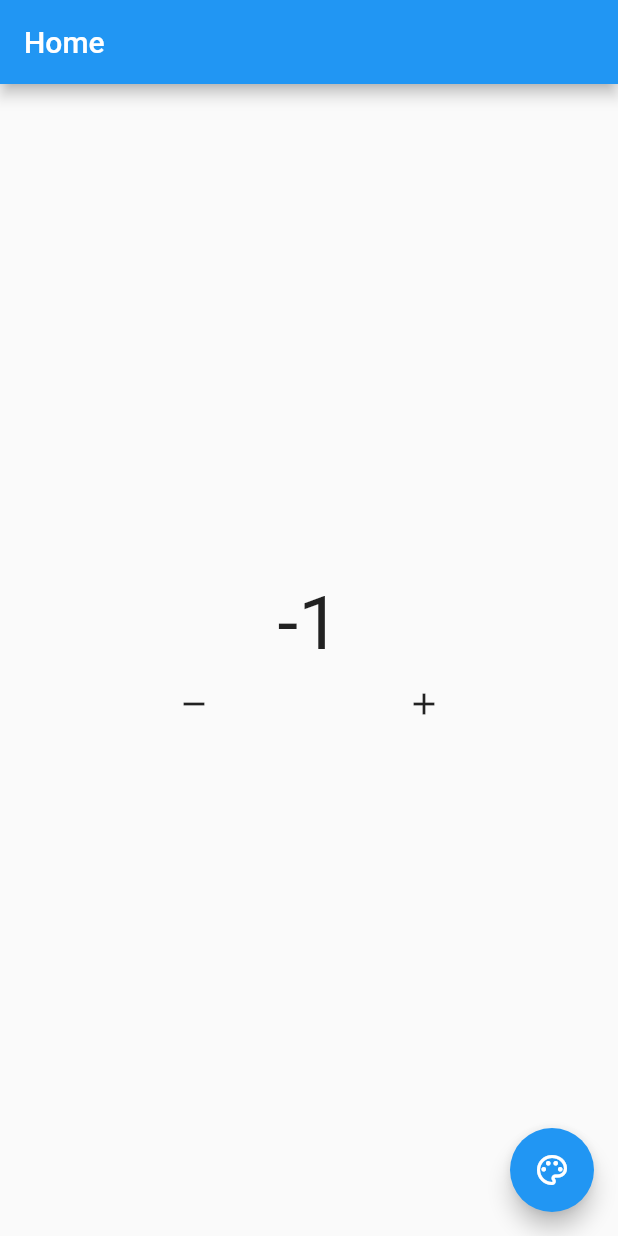
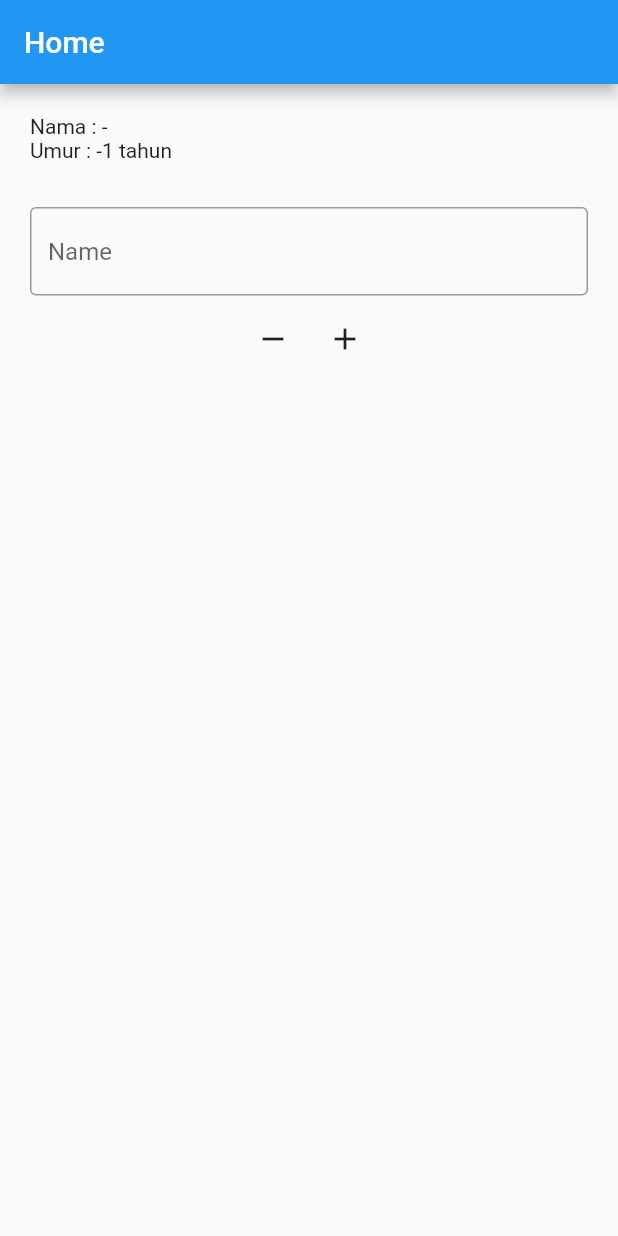
Before and after one commit to eggywardani/latihan-bloc, a Flutter app: the screen it shows after launch, after a tap on the "remove" icon, on a phone screen of 412 x 824 dp. Run offline on Flutter 3.47's test engine with Material 2 defaults, Android fonts, the light colour scheme and no system bars; our stand-ins replace bloc, flutter_bloc.

Commit message:
bloc selector

```diff
--- a/lib/bloc/counter.dart
+++ /dev/null
@@ -1,8 +0,0 @@
-import 'package:bloc/bloc.dart';
-
-class Counter extends Cubit<int> {
-  Counter() : super(0);
-
-  void add() => emit(state + 1);
-  void minus() => emit(state - 1);
-}
--- a/lib/bloc/theme.dart
+++ /dev/null
@@ -1,7 +0,0 @@
-import 'package:bloc/bloc.dart';
-
-class ThemeBloc extends Cubit<bool> {
-  ThemeBloc() : super(true);
-
-  void changeTheme() => emit(!state);
-}
--- /dev/null
+++ b/lib/bloc/user_bloc.dart
@@ -0,0 +1,13 @@
+import 'package:bloc/bloc.dart';
+
+class UserBloc extends Cubit<Map<String, dynamic>> {
+  UserBloc() : super({"name": "-", "age": 0});
+
+  void changeName(String newName) {
+    emit({"name": newName, "age": state["age"]});
+  }
+
+  void changeAge(int newAge) {
+    emit({"name": state["name"], "age": newAge});
+  }
+}
--- a/lib/main.dart
+++ b/lib/main.dart
@@ -1,8 +1,8 @@
 import 'package:flutter/material.dart';
 import 'package:flutter_bloc/flutter_bloc.dart';
-import 'package:latihan_bloc/bloc/counter.dart';
-import 'package:latihan_bloc/bloc/theme.dart';
-import 'package:latihan_bloc/pages/home.dart';
+import 'package:latihan_bloc/bloc/user_bloc.dart';
+
+import 'pages/home.dart';
 
 void main(List<String> args) {
   runApp(MyApp());
@@ -13,22 +13,11 @@ class MyApp extends StatelessWidget {
 
   @override
   Widget build(BuildContext context) {
-    return MultiBlocProvider(
-        providers: [
-          BlocProvider(
-            create: (context) => Counter(),
-          ),
-          BlocProvider(
-            create: (context) => ThemeBloc(),
-          )
-        ],
-        child: BlocBuilder<ThemeBloc, bool>(
-          builder: (context, state) {
-            return MaterialApp(
-              theme: state == true ? ThemeData.light() : ThemeData.dark(),
-              home: HomePage(),
-            );
-          },
-        ));
+    return BlocProvider(
+      create: (context) => UserBloc(),
+      child: MaterialApp(
+        home: HomePage(),
+      ),
+    );
   }
 }
--- a/lib/pages/home.dart
+++ b/lib/pages/home.dart
@@ -1,81 +1,61 @@
 import 'package:flutter/material.dart';
 import 'package:flutter_bloc/flutter_bloc.dart';
-import 'package:latihan_bloc/bloc/counter.dart';
-import 'package:latihan_bloc/bloc/theme.dart';
+import 'package:latihan_bloc/bloc/user_bloc.dart';
 
 class HomePage extends StatelessWidget {
   const HomePage({Key? key}) : super(key: key);
 
   @override
   Widget build(BuildContext context) {
-    Counter myCounter = context.read<Counter>();
-    ThemeBloc themeBloc = context.read<ThemeBloc>();
-
+    var userBloc = context.read<UserBloc>();
     return Scaffold(
       appBar: AppBar(
         title: Text("Home"),
       ),
-      floatingActionButton: FloatingActionButton(
-        onPressed: () => themeBloc.changeTheme(),
-        child: Icon(Icons.color_lens_outlined),
+      body: Center(
+        child: ListView(
+          padding: EdgeInsets.all(20),
+          children: [
+            BlocSelector<UserBloc, Map<String, dynamic>, String>(
+                selector: (state) => state["name"],
+                builder: (context, state) {
+                  return Text("Nama : $state");
+                }),
+            BlocSelector<UserBloc, Map<String, dynamic>, int>(
+                selector: (state) => state["age"],
+                builder: (context, state) {
+                  return Text("Umur : $state tahun");
+                }),
+            SizedBox(
+              height: 30,
             ),
-      body: Column(
+            TextField(
+              onChanged: (value) {
+                userBloc.changeName(value);
+              },
+              decoration: InputDecoration(
+                  border: OutlineInputBorder(), hintText: "Name"),
+            ),
+            SizedBox(
+              height: 5,
+            ),
+            Row(
               mainAxisAlignment: MainAxisAlignment.center,
-        children: [
-          MultiBlocListener(
-              listeners: [
-                BlocListener<Counter, int>(
-                  listener: (context, state) {
-                    ScaffoldMessenger.of(context)
-                        .showSnackBar(SnackBar(content: Text("> 10")));
-                  },
-                  listenWhen: (prev, curr) {
-                    if (curr > 10) {
-                      return true;
-                    } else {
-                      return false;
-                    }
-                  },
-                ),
-                BlocListener<ThemeBloc, bool>(
-                  listener: (context, state) {
-                    ScaffoldMessenger.of(context)
-                        .showSnackBar(SnackBar(content: Text("Gelap")));
-                  },
-                  listenWhen: (prev, curr) {
-                    if (curr == true) {
-                      return false;
-                    } else {
-                      return true;
-                    }
-                  },
-                ),
-              ],
-              child: BlocBuilder<Counter, int>(
-                bloc: myCounter,
-                builder: (context, state) {
-                  return Text(
-                    "$state",
-                    style: TextStyle(fontSize: 50),
-                  );
-                },
-              )),
-          Row(
-            mainAxisAlignment: MainAxisAlignment.spaceEvenly,
               children: [
                 IconButton(
                     onPressed: () {
-                    myCounter.minus();
+                      userBloc.changeAge(userBloc.state["age"] - 1);
                     },
                     icon: Icon(Icons.remove)),
                 IconButton(
                     onPressed: () {
-                    myCounter.add();
+                      userBloc.changeAge(userBloc.state["age"] + 1);
                     },
                     icon: Icon(Icons.add)),
               ],
-          )
+            ),
           ],
+        ),
       ),
     );
   }
```
Lines whose indentation alone changed are shown as unchanged.
